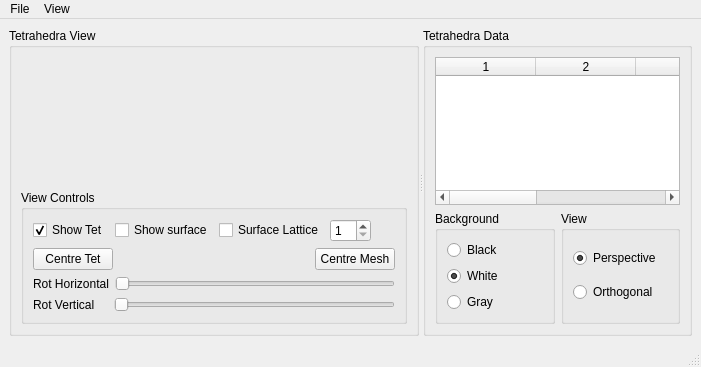
Before: the Qt Designer form resources/tetgenviewermain.ui in yousefalshaikh17/protein_mesh_simulated_annealing, drawn with Qt 5.
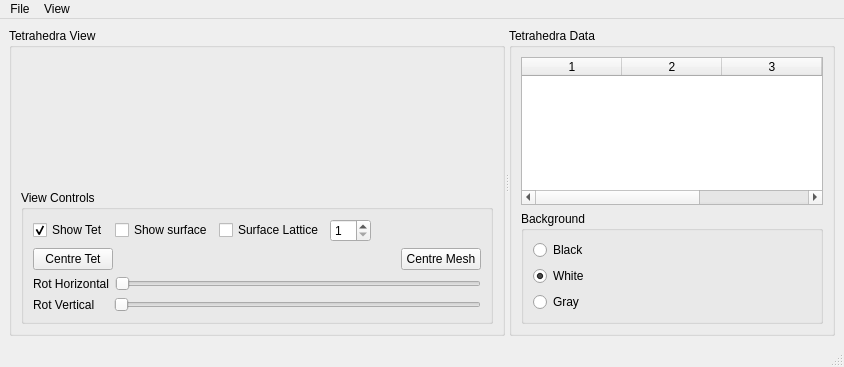
After: the same form once the commit is applied. Custom widgets are drawn as their Qt base class.

Commit message: removed view buttons

```diff
--- a/resources/tetgenviewermain.ui
+++ b/resources/tetgenviewermain.ui
@@ -6,7 +6,7 @@
    <rect>
     <x>0</x>
     <y>0</y>
-    <width>701</width>
+    <width>844</width>
     <height>367</height>
    </rect>
   </property>
@@ -278,38 +278,6 @@
             </layout>
            </widget>
           </item>
-          <item>
-           <widget class="QGroupBox" name="groupBox_4">
-            <property name="title">
-             <string>View</string>
-            </property>
-            <layout class="QVBoxLayout" name="verticalLayout_3">
-             <item>
-              <widget class="QRadioButton" name="_perspectiveButton">
-               <property name="text">
-                <string>Perspective</string>
-               </property>
-               <property name="checked">
-                <bool>true</bool>
-               </property>
-               <attribute name="buttonGroup">
-                <string notr="true">_viewGroup</string>
-               </attribute>
-              </widget>
-             </item>
-             <item>
-              <widget class="QRadioButton" name="_orthogonalButton">
-               <property name="text">
-                <string>Orthogonal</string>
-               </property>
-               <attribute name="buttonGroup">
-                <string notr="true">_viewGroup</string>
-               </attribute>
-              </widget>
-             </item>
-            </layout>
-           </widget>
-          </item>
          </layout>
         </item>
        </layout>
@@ -323,7 +291,7 @@
     <rect>
      <x>0</x>
      <y>0</y>
-     <width>701</width>
+     <width>844</width>
      <height>22</height>
     </rect>
    </property>
```
Left out of the diff: 18 changed lines with no effect on the pictures. The commit also changes 2 other files.
